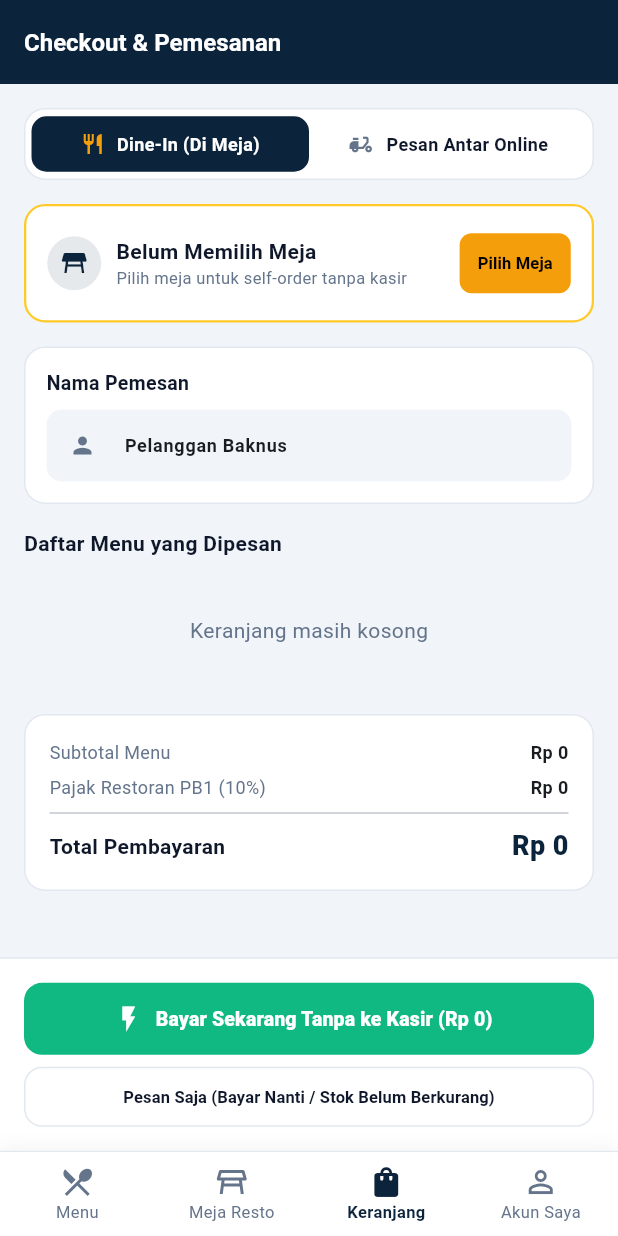
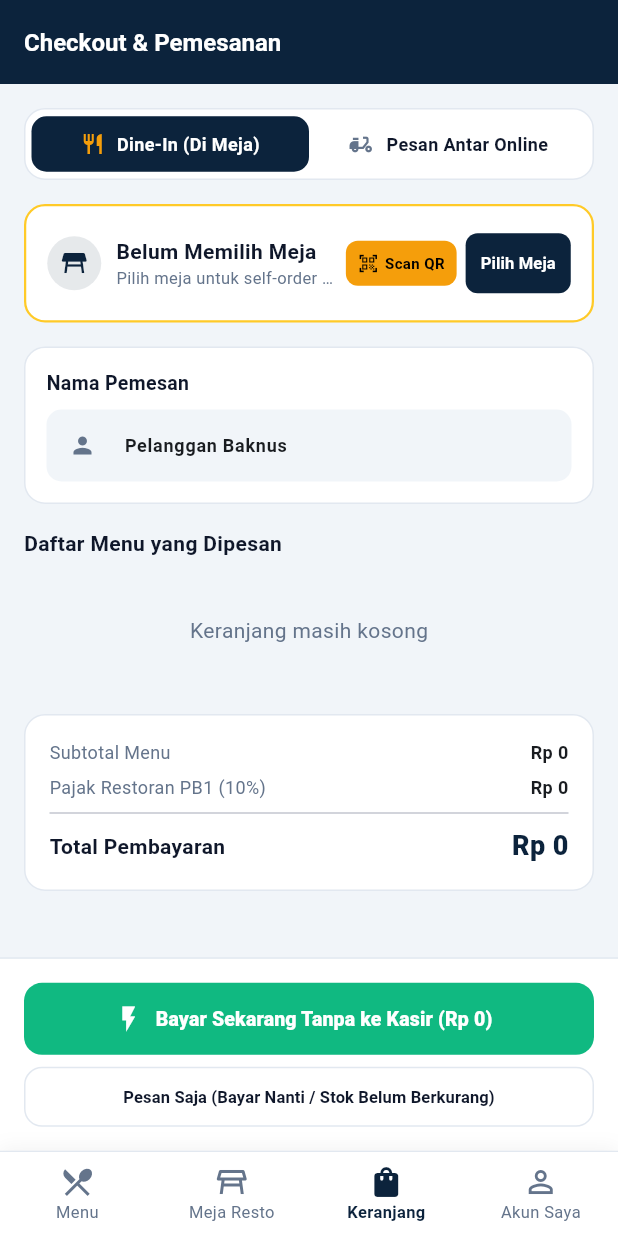
Before and after one commit to frianprianas/ujikom_baknusdresto, a Flutter app: the screen it shows after launch, item 3 of the bottom bar chosen, on a phone screen of 412 x 824 dp. Run offline on Flutter 3.47's test engine with Material 3 defaults, Android fonts, the phone set to English and light mode, and no system bars; our stand-ins replace shared_preferences; missing offline and left inert: mobile_scanner; accounts and stored records are empty; network calls fail.

Commit message:
Fix selected table synchronization between HomeScreen, CartScreen, and MainNavigationScreen

```diff
--- a/baknus_dresto_mobile/lib/screens/cart_screen.dart
+++ b/baknus_dresto_mobile/lib/screens/cart_screen.dart
@@ -5,6 +5,7 @@ import '../models/table.dart';
 import '../services/api_service.dart';
 import '../theme/app_colors.dart';
 import 'payment_screen.dart';
+import 'qr_scanner_screen.dart';
 import 'table_picker_screen.dart';
 
 class CartScreen extends StatefulWidget {
@@ -13,6 +14,8 @@ class CartScreen extends StatefulWidget {
   final RestaurantTableModel? initialTable;
   final bool isTabScreen;
   final VoidCallback onCartUpdated;
+  final ValueChanged<RestaurantTableModel?>? onTableSelected;
+  final ValueChanged<String>? onOrderTypeChanged;
 
   const CartScreen({
     super.key,
@@ -21,6 +24,8 @@ class CartScreen extends StatefulWidget {
     this.initialTable,
     this.isTabScreen = false,
     required this.onCartUpdated,
+    this.onTableSelected,
+    this.onOrderTypeChanged,
   });
 
   @override
@@ -51,6 +56,21 @@ class _CartScreenState extends State<CartScreen> {
     _addressController.text = u != null && u.address != null
         ? '${u.address} (Patokan: ${u.addressBenchmark ?? "-"})'
         : 'Jl. Merdeka No. 12, Jakarta';
+  }
+
+  @override
+  void didUpdateWidget(covariant CartScreen oldWidget) {
+    super.didUpdateWidget(oldWidget);
+    if (widget.initialTable != oldWidget.initialTable) {
+      setState(() {
+        _selectedTable = widget.initialTable;
+      });
+    }
+    if (widget.initialOrderType != oldWidget.initialOrderType) {
+      setState(() {
+        _orderType = widget.initialOrderType;
+      });
+    }
   }
 
   double get _subtotal => widget.cart.fold(0, (sum, item) => sum + item.subtotal);
@@ -354,12 +374,54 @@ class _CartScreenState extends State<CartScreen> {
                                   ),
                                 ),
                                 const SizedBox(width: 8),
+                                Row(
+                                  mainAxisSize: MainAxisSize.min,
+                                  children: [
+                                    // Tombol Scan QR Meja
+                                    InkWell(
+                                      onTap: () async {
+                                        final res = await Navigator.push<RestaurantTableModel>(
+                                          context,
+                                          MaterialPageRoute(builder: (_) => const QrScannerScreen()),
+                                        );
+                                        if (res != null) {
+                                          setState(() => _selectedTable = res);
+                                          widget.onTableSelected?.call(res);
+                                          ScaffoldMessenger.of(context).showSnackBar(
+                                            SnackBar(
+                                              content: Text('${res.tableNumber} dipilih via QR Code!'),
+                                              backgroundColor: AppColors.success,
+                                            ),
+                                          );
+                                        }
+                                      },
+                                      borderRadius: BorderRadius.circular(8),
+                                      child: Container(
+                                        padding: const EdgeInsets.symmetric(horizontal: 8, vertical: 8),
+                                        decoration: BoxDecoration(
+                                          color: AppColors.accent,
+                                          borderRadius: BorderRadius.circular(8),
+                                        ),
+                                        child: const Row(
+                                          mainAxisSize: MainAxisSize.min,
+                                          children: [
+                                            Icon(Icons.qr_code_scanner, color: Colors.black, size: 14),
+                                            SizedBox(width: 4),
+                                            Text(
+                                              'Scan QR',
+                                              style: TextStyle(color: Colors.black, fontSize: 10, fontWeight: FontWeight.bold),
+                                            ),
+                                          ],
+                                        ),
+                                      ),
+                                    ),
+                                    const SizedBox(width: 6),
                                     ElevatedButton(
                                       style: ElevatedButton.styleFrom(
-                                    backgroundColor: _selectedTable != null ? Colors.grey.shade100 : AppColors.accent,
-                                    foregroundColor: _selectedTable != null ? AppColors.textDark : Colors.black,
+                                        backgroundColor: _selectedTable != null ? Colors.grey.shade100 : AppColors.primary,
+                                        foregroundColor: _selectedTable != null ? AppColors.textDark : Colors.white,
                                         elevation: 0,
-                                    padding: const EdgeInsets.symmetric(horizontal: 12, vertical: 8),
+                                        padding: const EdgeInsets.symmetric(horizontal: 10, vertical: 8),
                                         shape: RoundedRectangleBorder(borderRadius: BorderRadius.circular(8)),
                                       ),
                                       onPressed: () async {
@@ -371,9 +433,12 @@ class _CartScreenState extends State<CartScreen> {
                                         );
                                         if (res != null) {
                                           setState(() => _selectedTable = res);
+                                          widget.onTableSelected?.call(res);
                                         }
                                       },
-                                  child: Text(_selectedTable != null ? 'Ganti Meja' : 'Pilih Meja', style: const TextStyle(fontWeight: FontWeight.bold, fontSize: 11)),
+                                      child: Text(_selectedTable != null ? 'Ganti' : 'Pilih Meja', style: const TextStyle(fontWeight: FontWeight.bold, fontSize: 11)),
+                                    ),
+                                  ],
                                 ),
                               ],
                             ),
--- a/baknus_dresto_mobile/lib/screens/main_navigation_screen.dart
+++ b/baknus_dresto_mobile/lib/screens/main_navigation_screen.dart
@@ -63,6 +63,8 @@ class _MainNavigationScreenState extends State<MainNavigationScreen> {
         initialTable: _selectedTable,
         isTabScreen: true,
         onCartUpdated: () => setState(() {}),
+        onTableSelected: (tbl) => setState(() => _selectedTable = tbl),
+        onOrderTypeChanged: (type) => setState(() => _orderType = type),
       ),
 
       // TAB 3: PROFIL & REGISTRASI OTP
```
Also changed, not shown: baknus_dresto_mobile/lib/screens/home_screen.dart (+7 -0 lines). Lines whose indentation alone changed are shown as unchanged.
